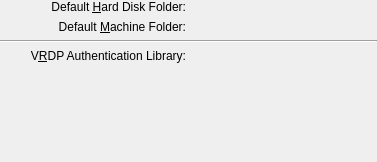
Before: the Qt Designer form vbox/src/VBox/Frontends/VirtualBox4/ui/VBoxGLSettingsGeneral.ui in jljuxgm/vboxgit, drawn with Qt 5.
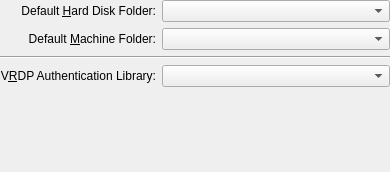
After: the same form once the commit is applied. Custom widgets are drawn as their Qt base class.

What changed in the file:
```diff
--- a/vbox/src/VBox/Frontends/VirtualBox4/ui/VBoxGLSettingsGeneral.ui
+++ b/vbox/src/VBox/Frontends/VirtualBox4/ui/VBoxGLSettingsGeneral.ui
@@ -22,8 +22,8 @@
    <rect>
     <x>0</x>
     <y>0</y>
-    <width>377</width>
-    <height>162</height>
+    <width>390</width>
+    <height>172</height>
    </rect>
   </property>
   <layout class="QGridLayout" >
@@ -53,7 +53,14 @@
     </widget>
    </item>
    <item row="0" column="1" >
-    <widget class="VBoxFilePathSelectorWidget" native="1" name="mPsVdi" />
+    <widget class="VBoxFilePathSelectorWidget" name="mPsVdi" >
+     <property name="sizePolicy" >
+      <sizepolicy vsizetype="Fixed" hsizetype="MinimumExpanding" >
+       <horstretch>0</horstretch>
+       <verstretch>0</verstretch>
+      </sizepolicy>
+     </property>
+    </widget>
    </item>
    <item row="1" column="0" >
     <widget class="QLabel" name="mLbMach" >
@@ -69,7 +76,14 @@
     </widget>
    </item>
    <item row="1" column="1" >
-    <widget class="VBoxFilePathSelectorWidget" native="1" name="mPsMach" />
+    <widget class="VBoxFilePathSelectorWidget" name="mPsMach" >
+     <property name="sizePolicy" >
+      <sizepolicy vsizetype="Fixed" hsizetype="MinimumExpanding" >
+       <horstretch>0</horstretch>
+       <verstretch>0</verstretch>
+      </sizepolicy>
+     </property>
+    </widget>
    </item>
    <item row="2" column="0" colspan="2" >
     <widget class="Line" name="line" >
@@ -92,17 +106,24 @@
     </widget>
    </item>
    <item row="3" column="1" >
-    <widget class="VBoxFilePathSelectorWidget" native="1" name="mPsVRDP" />
+    <widget class="VBoxFilePathSelectorWidget" name="mPsVRDP" >
+     <property name="sizePolicy" >
+      <sizepolicy vsizetype="Fixed" hsizetype="MinimumExpanding" >
+       <horstretch>0</horstretch>
+       <verstretch>0</verstretch>
+      </sizepolicy>
+     </property>
+    </widget>
    </item>
-   <item row="4" column="1" >
+   <item row="4" column="0" colspan="2" >
     <spacer>
      <property name="orientation" >
       <enum>Qt::Vertical</enum>
      </property>
      <property name="sizeHint" >
       <size>
-       <width>20</width>
-       <height>40</height>
+       <width>0</width>
+       <height>0</height>
       </size>
      </property>
     </spacer>
@@ -112,7 +133,7 @@
  <customwidgets>
   <customwidget>
    <class>VBoxFilePathSelectorWidget</class>
-   <extends>QWidget</extends>
+   <extends>QComboBox</extends>
    <header>VBoxFilePathSelectorWidget.h</header>
    <container>1</container>
   </customwidget>
```
Left out of the diff: 4 changed lines with no effect on the pictures.
